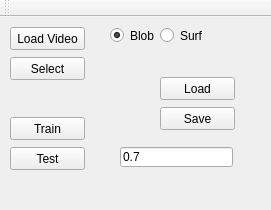
Old version of the form BvTraining/trainingwindow.ui in the repository iti-luebeck/HANSE2011.
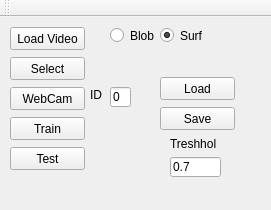
New version of the form.

Diff of the .ui file:
```diff
--- a/BvTraining/trainingwindow.ui
+++ b/BvTraining/trainingwindow.ui
@@ -40,7 +40,7 @@
      <string>Blob</string>
     </property>
     <property name="checked">
-     <bool>true</bool>
+     <bool>false</bool>
     </property>
    </widget>
    <widget class="QRadioButton" name="surfRadioButton">
@@ -55,6 +55,9 @@
     <property name="text">
      <string>Surf</string>
     </property>
+    <property name="checked">
+     <bool>true</bool>
+    </property>
    </widget>
    <widget class="QPushButton" name="selectButton">
     <property name="geometry">
@@ -124,9 +127,9 @@
    <widget class="QLineEdit" name="threshEdit">
     <property name="geometry">
      <rect>
-      <x>120</x>
-      <y>130</y>
-      <width>113</width>
+      <x>170</x>
+      <y>140</y>
+      <width>51</width>
       <height>20</height>
      </rect>
     </property>
@@ -134,6 +137,58 @@
      <string>0.7</string>
     </property>
    </widget>
+   <widget class="QPushButton" name="streamButton">
+    <property name="geometry">
+     <rect>
+      <x>10</x>
+      <y>70</y>
+      <width>75</width>
+      <height>23</height>
+     </rect>
+    </property>
+    <property name="text">
+     <string>WebCam</string>
+    </property>
+   </widget>
+   <widget class="QLineEdit" name="webcamID">
+    <property name="geometry">
+     <rect>
+      <x>110</x>
+      <y>70</y>
+      <width>21</width>
+      <height>20</height>
+     </rect>
+    </property>
+    <property name="text">
+     <string>0</string>
+    </property>
+   </widget>
+   <widget class="QLabel" name="label">
+    <property name="geometry">
+     <rect>
+      <x>170</x>
+      <y>120</y>
+      <width>46</width>
+      <height>13</height>
+     </rect>
+    </property>
+    <property name="text">
+     <string>Treshhold</string>
+    </property>
+   </widget>
+   <widget class="QLabel" name="label_2">
+    <property name="geometry">
+     <rect>
+      <x>90</x>
+      <y>70</y>
+      <width>21</width>
+      <height>16</height>
+     </rect>
+    </property>
+    <property name="text">
+     <string>ID</string>
+    </property>
+   </widget>
   </widget>
   <widget class="QMenuBar" name="menuBar">
    <property name="geometry">
```
Left out of the diff: 2 changed lines with no effect on the pictures.
